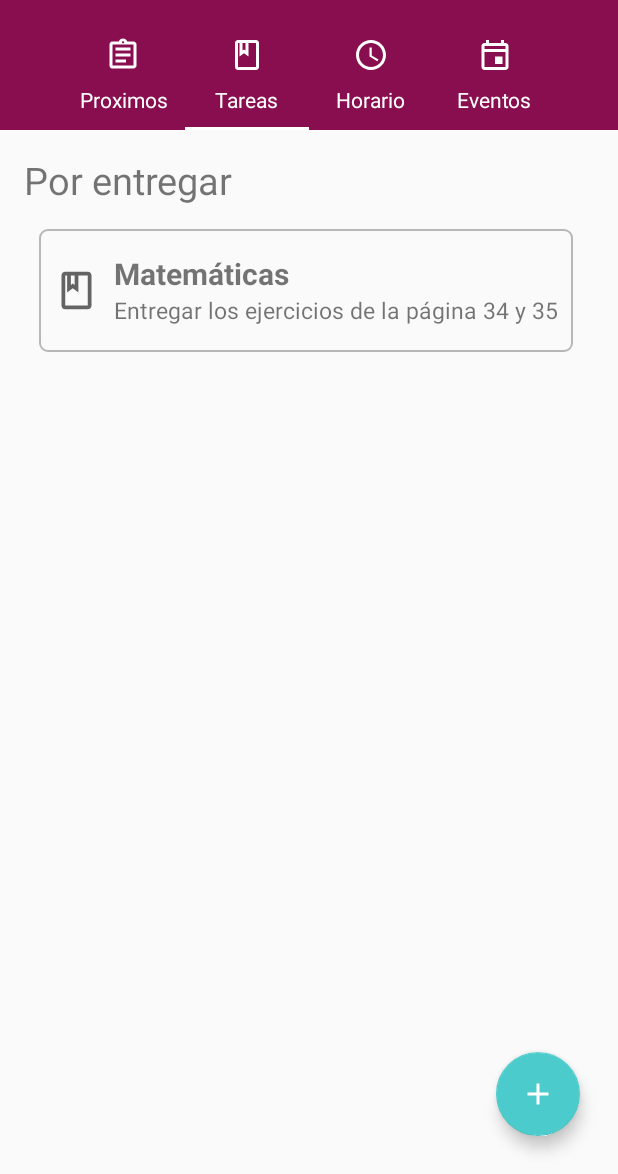
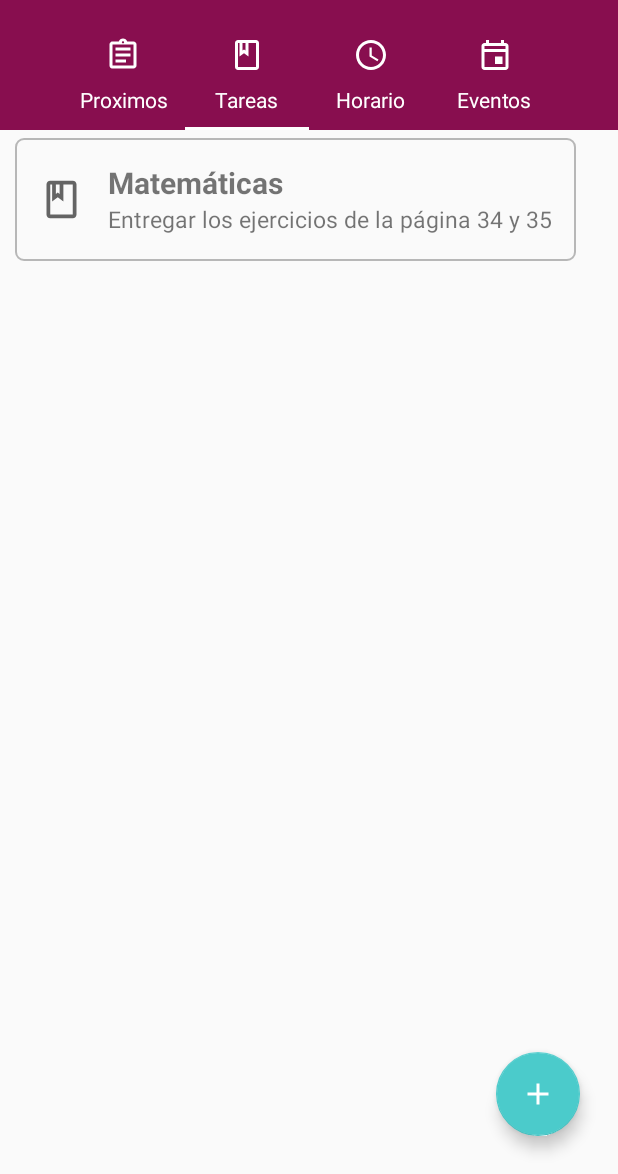
Before and after one commit to LordSinSentido/agendapp, an Android app: the screen it shows after launch (MenuPrincipalActivity), tab 2 chosen, on a phone screen of 412 x 824 dp, the part 62-1236 px from its top. Run offline under Robolectric (Android 15) with nearby library versions, the phone set to English and light mode, and no system bars.

Commit message:
Se corrigio el estilo de los items de las listas

```diff
--- a/app/src/main/java/com/classhub/agendapp/AdapterDatosProximos.java
+++ b/app/src/main/java/com/classhub/agendapp/AdapterDatosProximos.java
@@ -3,7 +3,6 @@ package com.classhub.agendapp;
 import android.view.LayoutInflater;
 import android.view.View;
 import android.view.ViewGroup;
-import android.widget.ArrayAdapter;
 import android.widget.ImageView;
 import android.widget.TextView;
 
@@ -25,7 +24,7 @@ public class AdapterDatosProximos extends RecyclerView.Adapter<AdapterDatosProxi
     @Override
     public ViewHolderDatos onCreateViewHolder(@NonNull ViewGroup parent, int viewType) {
         View view = LayoutInflater.from(parent.getContext())
-                .inflate(R.layout.item_list_proximo_layout, null, false);
+                .inflate(R.layout.vista_lista, null, false);
         view.setOnClickListener(this);
         return new ViewHolderDatos(view);
     }
--- a/app/src/main/res/layout/fragment_tareas.xml
+++ b/app/src/main/res/layout/fragment_tareas.xml
@@ -5,26 +5,23 @@
     android:layout_height="match_parent"
     tools:context=".TareasFragment">
 
+    <TextView
+        android:id="@+id/proximoFragmentTextViewMomento"
+        android:layout_width="match_parent"
+        android:layout_height="wrap_content"
+        android:text="Por entregar"
+        android:textSize="25dp"
+        android:visibility="gone" />
+
     <LinearLayout
         android:layout_width="match_parent"
         android:layout_height="match_parent"
-        android:orientation="vertical"
-        android:paddingLeft="16dp"
-        android:paddingRight="16dp"
-        android:paddingTop="16dp">
-
-        <TextView
-            android:id="@+id/proximoFragmentTextViewMomento"
-            android:layout_width="match_parent"
-            android:layout_height="wrap_content"
-            android:text="Por entregar"
-            android:textSize="25dp"/>
+        android:orientation="vertical">
 
         <androidx.recyclerview.widget.RecyclerView
             android:id="@+id/recyclerIdTareas"
             android:layout_width="match_parent"
-            android:layout_height="wrap_content"
-            android:layout_marginTop="10dp"/>
+            android:layout_height="match_parent" />
 
     </LinearLayout>
 
--- a/app/src/main/res/layout/item_list_proximo_layout.xml
+++ /dev/null
@@ -1,58 +0,0 @@
-<?xml version="1.0" encoding="utf-8"?>
-<LinearLayout xmlns:android="http://schemas.android.com/apk/res/android"
-    xmlns:app="http://schemas.android.com/apk/res-auto"
-    xmlns:tools="http://schemas.android.com/tools"
-    android:layout_width="match_parent"
-    android:layout_height="match_parent"
-    android:orientation="vertical">
-
-    <LinearLayout
-        android:layout_width="match_parent"
-        android:layout_height="wrap_content"
-        android:layout_marginStart="10dp"
-        android:layout_marginTop="5dp"
-        android:layout_marginEnd="10dp"
-        android:layout_marginBottom="5dp"
-        android:background="@drawable/item_lista"
-        android:orientation="horizontal">
-
-        <ImageView
-            android:id="@+id/iconoProximoFragment"
-            android:layout_width="30dp"
-            android:layout_height="50dp"
-            android:layout_marginLeft="10dp"
-            android:layout_marginTop="16dp"
-            android:layout_marginRight="10dp"
-            android:layout_marginBottom="16dp"
-            tools:srcCompat="@drawable/icono_horario" />
-
-        <LinearLayout
-            android:layout_width="match_parent"
-            android:layout_height="match_parent"
-            android:orientation="vertical">
-
-            <TextView
-                android:id="@+id/tituloProximoFragment"
-                android:layout_width="match_parent"
-                android:layout_height="wrap_content"
-                android:layout_marginTop="16dp"
-                android:singleLine="true"
-                android:text="Título"
-                android:textSize="20dp"
-                android:textStyle="bold" />
-
-            <TextView
-                android:id="@+id/descripcionProximoFragment"
-                android:layout_width="wrap_content"
-                android:layout_height="wrap_content"
-                android:layout_marginRight="10dp"
-                android:layout_marginBottom="15dp"
-                android:singleLine="true"
-                android:text="Descripción"
-                android:textSize="15dp" />
-
-        </LinearLayout>
-
-    </LinearLayout>
-
-</LinearLayout>
--- a/app/src/main/res/layout/item_list_tareas.xml
+++ b/app/src/main/res/layout/vista_lista.xml
@@ -1,56 +1,58 @@
 <?xml version="1.0" encoding="utf-8"?>
 <LinearLayout xmlns:android="http://schemas.android.com/apk/res/android"
+    xmlns:app="http://schemas.android.com/apk/res-auto"
     xmlns:tools="http://schemas.android.com/tools"
     android:layout_width="match_parent"
     android:layout_height="match_parent"
     android:orientation="vertical">
 
     <LinearLayout
-        android:layout_width="wrap_content"
+        android:layout_width="match_parent"
         android:layout_height="wrap_content"
+        android:layout_marginStart="10dp"
+        android:layout_marginTop="5dp"
+        android:layout_marginEnd="10dp"
+        android:layout_marginBottom="5dp"
+        android:background="@drawable/item_lista"
         android:orientation="horizontal">
 
         <ImageView
             android:id="@+id/iconoProximoFragment"
-            android:layout_width="50dp"
+            android:layout_width="30dp"
             android:layout_height="50dp"
-            tools:srcCompat="@drawable/icono_horario"
+            android:layout_marginLeft="16dp"
             android:layout_marginTop="16dp"
-            android:layout_marginLeft="16dp"
             android:layout_marginRight="16dp"
-            android:layout_marginBottom="16dp"/>
+            android:layout_marginBottom="16dp"
+            tools:srcCompat="@drawable/icono_horario" />
 
         <LinearLayout
-            android:layout_width="wrap_content"
-            android:layout_height="wrap_content"
+            android:layout_width="match_parent"
+            android:layout_height="match_parent"
+            android:layout_marginEnd="16dp"
             android:orientation="vertical">
 
             <TextView
                 android:id="@+id/tituloProximoFragment"
                 android:layout_width="match_parent"
                 android:layout_height="wrap_content"
-                android:layout_marginTop="10dp"
+                android:layout_marginTop="16dp"
+                android:singleLine="true"
                 android:text="Título"
                 android:textSize="20dp"
-                android:textStyle="bold"/>
+                android:textStyle="bold" />
 
             <TextView
                 android:id="@+id/descripcionProximoFragment"
                 android:layout_width="match_parent"
                 android:layout_height="wrap_content"
-                android:layout_marginBottom="15dp"
-                android:layout_marginRight="10dp"
+                android:layout_marginBottom="16dp"
+                android:singleLine="true"
                 android:text="Descripción"
-                android:textSize="15dp"/>
+                android:textSize="15dp" />
 
         </LinearLayout>
 
     </LinearLayout>
 
-    <TextView
-        android:layout_width="match_parent"
-        android:layout_height="1dp"
-        android:background="@color/colorPrimario"
-        android:layout_marginTop="11dp"/>
-
 </LinearLayout>
```
Also changed, not shown: app/src/main/res/layout/fragment_proximos.xml (+3 -21 lines).
